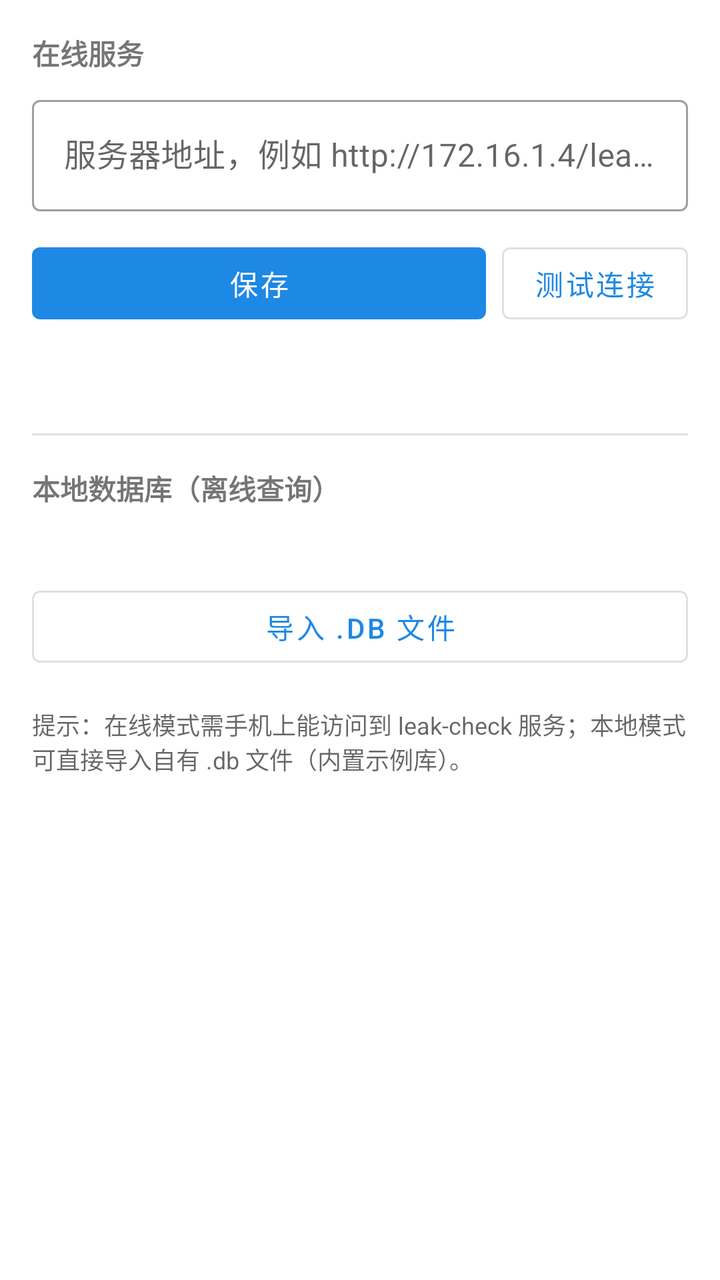
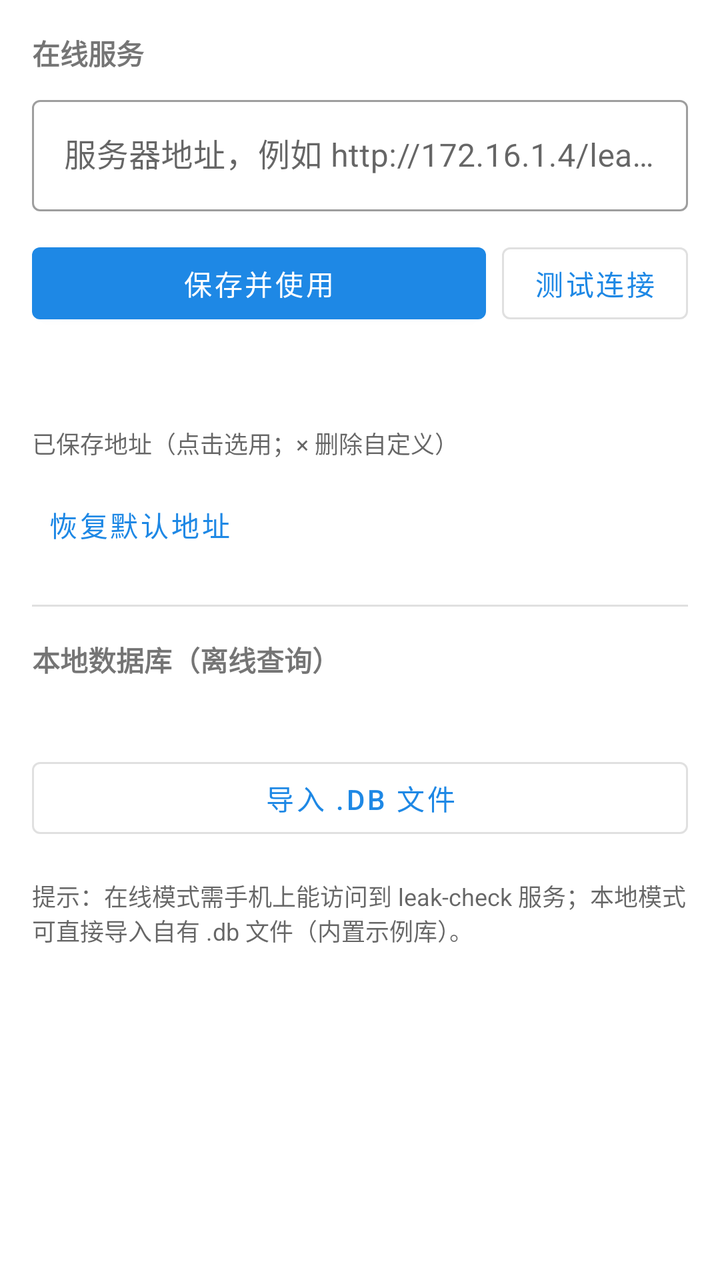

The first picture is an Android layout as it rendered before a commit; the second is the same layout after the commit. The layout source and the unified diff follow.
<!-- AndroidManifest.xml: application theme Theme.LeakCheck -->
<!-- res/layout/activity_settings.xml -->
<?xml version="1.0" encoding="utf-8"?>
<ScrollView xmlns:android="http://schemas.android.com/apk/res/android"
    android:layout_width="match_parent"
    android:layout_height="match_parent">

    <LinearLayout
        android:layout_width="match_parent"
        android:layout_height="wrap_content"
        android:orientation="vertical"
        android:padding="16dp">

        <TextView
            android:layout_width="match_parent"
            android:layout_height="wrap_content"
            android:text="@string/settings_section_online"
            android:textStyle="bold" />

        <com.google.android.material.textfield.TextInputLayout
            style="@style/Widget.MaterialComponents.TextInputLayout.OutlinedBox"
            android:layout_width="match_parent"
            android:layout_height="wrap_content"
            android:layout_marginTop="8dp"
            android:hint="@string/settings_hint_url">

            <com.google.android.material.textfield.TextInputEditText
                android:id="@+id/inputUrl"
                android:layout_width="match_parent"
                android:layout_height="wrap_content"
                android:inputType="textUri"
                android:maxLines="1" />
        </com.google.android.material.textfield.TextInputLayout>

        <LinearLayout
            android:layout_width="match_parent"
            android:layout_height="wrap_content"
            android:layout_marginTop="12dp"
            android:orientation="horizontal">

            <com.google.android.material.button.MaterialButton
                android:id="@+id/btnSave"
                android:layout_width="0dp"
                android:layout_height="wrap_content"
                android:layout_weight="1"
                android:text="@string/settings_save" />

            <com.google.android.material.button.MaterialButton
                android:id="@+id/btnTest"
                style="@style/Widget.MaterialComponents.Button.OutlinedButton"
                android:layout_width="wrap_content"
                android:layout_height="wrap_content"
                android:layout_marginStart="8dp"
                android:text="@string/settings_test" />
        </LinearLayout>

        <TextView
            android:id="@+id/txtResult"
            android:layout_width="match_parent"
            android:layout_height="wrap_content"
            android:layout_marginTop="12dp"
            android:textSize="14sp" />

        <View
            android:layout_width="match_parent"
            android:layout_height="1dp"
            android:layout_marginTop="20dp"
            android:background="?android:attr/listDivider" />

        <TextView
            android:layout_width="match_parent"
            android:layout_height="wrap_content"
            android:layout_marginTop="16dp"
            android:text="@string/settings_section_local"
            android:textStyle="bold" />

        <TextView
            android:id="@+id/txtLocalCount"
            android:layout_width="match_parent"
            android:layout_height="wrap_content"
            android:layout_marginTop="8dp"
            android:textSize="14sp" />

        <com.google.android.material.button.MaterialButton
            android:id="@+id/btnImportDb"
            style="@style/Widget.MaterialComponents.Button.OutlinedButton"
            android:layout_width="match_parent"
            android:layout_height="wrap_content"
            android:layout_marginTop="8dp"
            android:text="@string/settings_import_db" />

        <TextView
            android:layout_width="match_parent"
            android:layout_height="wrap_content"
            android:layout_marginTop="16dp"
            android:text="@string/settings_tip"
            android:textColor="?android:attr/textColorSecondary"
            android:textSize="12sp" />
    </LinearLayout>
</ScrollView>
<!-- resources referenced by this layout -->
<resources>
  <string name="settings_hint_url">服务器地址，例如 http://172.16.1.4/leak-check</string>
  <string name="settings_import_db">导入 .db 文件</string>
  <string name="settings_save">保存</string>
  <string name="settings_section_local">本地数据库（离线查询）</string>
  <string name="settings_section_online">在线服务</string>
  <string name="settings_test">测试连接</string>
  <string name="settings_tip">提示：在线模式需手机上能访问到 leak-check 服务；本地模式可直接导入自有 .db 文件（内置示例库）。</string>
  <style name="Theme.LeakCheck" parent="Theme.MaterialComponents.DayNight.DarkActionBar">
          <item name="colorPrimary">@color/primary</item>
          <item name="colorPrimaryVariant">@color/primary_dark</item>
          <item name="colorOnPrimary">@color/white</item>
          <item name="colorSecondary">@color/accent</item>
          <item name="colorSecondaryVariant">@color/accent</item>
          <item name="colorOnSecondary">@color/white</item>
          <item name="android:statusBarColor" tools:targetApi="l">@color/primary_dark</item>
      </style>
  <color name="primary">#1E88E5</color>
  <color name="primary_dark">#1565C0</color>
  <color name="white">#FFFFFFFF</color>
  <color name="accent">#00897B</color>
</resources>

<!-- the commit's change to res/layout/activity_settings.xml (unified diff, before → after) -->
@@ -1,5 +1,6 @@
 <?xml version="1.0" encoding="utf-8"?>
 <ScrollView xmlns:android="http://schemas.android.com/apk/res/android"
+    xmlns:app="http://schemas.android.com/apk/res-auto"
     android:layout_width="match_parent"
     android:layout_height="match_parent">
 
@@ -59,10 +60,34 @@
             android:layout_marginTop="12dp"
             android:textSize="14sp" />
 
+        <TextView
+            android:layout_width="match_parent"
+            android:layout_height="wrap_content"
+            android:layout_marginTop="16dp"
+            android:text="@string/settings_servers_title"
+            android:textColor="?android:attr/textColorSecondary"
+            android:textSize="12sp" />
+
+        <com.google.android.material.chip.ChipGroup
+            android:id="@+id/chipGroup"
+            android:layout_width="match_parent"
+            android:layout_height="wrap_content"
+            android:layout_marginTop="4dp"
+            app:singleSelection="true"
+            app:selectionRequired="true" />
+
+        <com.google.android.material.button.MaterialButton
+            android:id="@+id/btnResetDefault"
+            style="@style/Widget.MaterialComponents.Button.TextButton"
+            android:layout_width="wrap_content"
+            android:layout_height="wrap_content"
+            android:layout_marginTop="4dp"
+            android:text="@string/settings_reset_default" />
+
         <View
             android:layout_width="match_parent"
             android:layout_height="1dp"
-            android:layout_marginTop="20dp"
+            android:layout_marginTop="16dp"
             android:background="?android:attr/listDivider" />
 
         <TextView
<!-- resource entries referenced after the edit -->
@@ -2,9 +2,11 @@
 <resources>
   <string name="settings_hint_url">服务器地址，例如 http://172.16.1.4/leak-check</string>
   <string name="settings_import_db">导入 .db 文件</string>
-  <string name="settings_save">保存</string>
+  <string name="settings_reset_default">恢复默认地址</string>
+  <string name="settings_save">保存并使用</string>
   <string name="settings_section_local">本地数据库（离线查询）</string>
   <string name="settings_section_online">在线服务</string>
+  <string name="settings_servers_title">已保存地址（点击选用；× 删除自定义）</string>
   <string name="settings_test">测试连接</string>
   <string name="settings_tip">提示：在线模式需手机上能访问到 leak-check 服务；本地模式可直接导入自有 .db 文件（内置示例库）。</string>
   <style name="Theme.LeakCheck" parent="Theme.MaterialComponents.DayNight.DarkActionBar">
